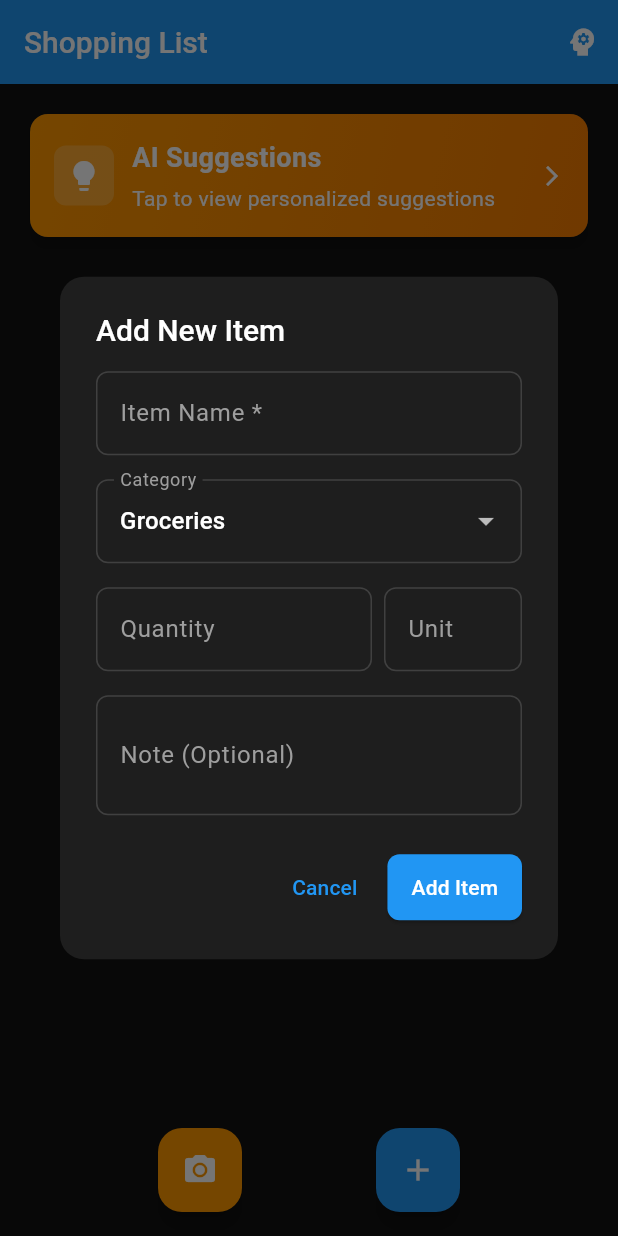
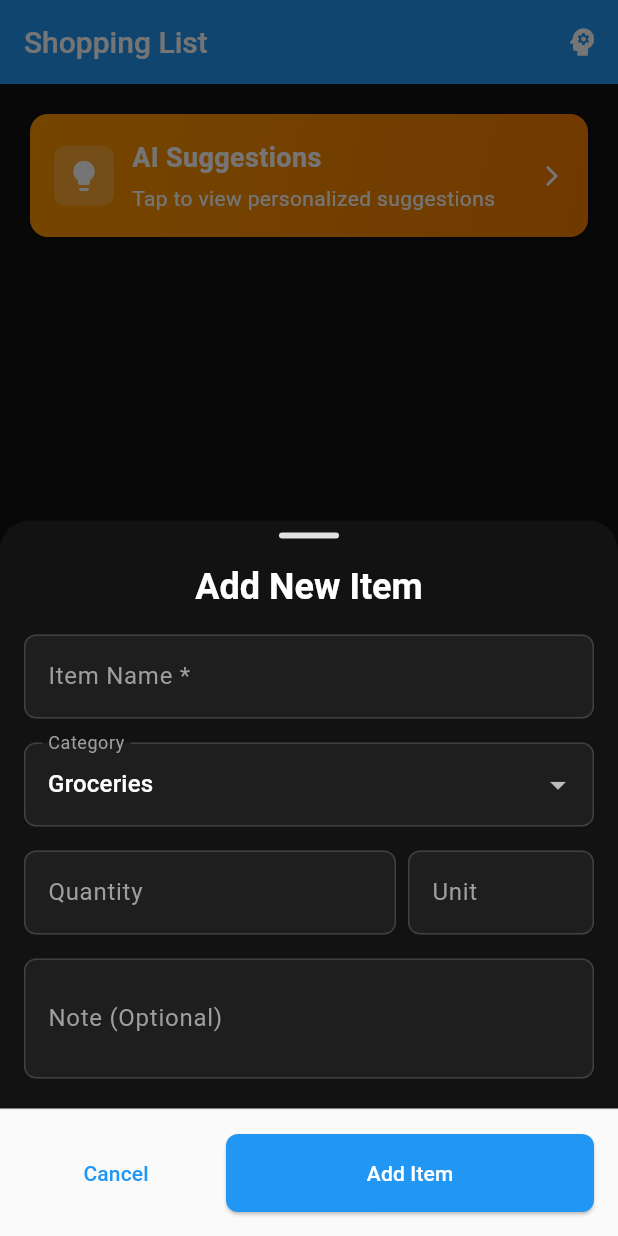
Before and after one commit to haseebpvt/agentic-shopping-list-frontend, a Flutter app: the screen it shows after launch, after a tap on the "add" icon, on a phone screen of 412 x 824 dp. Run offline on Flutter 3.47's test engine with Material 3 defaults, Android fonts, the phone set to English and light mode, and no system bars; our stand-ins replace camera, dio, equatable, flutter_bloc, freezed_annotation, shimmer and 1 more; missing offline and left inert: animated_quiz_widget; accounts and stored records are empty.

Commit message:
Replace AddItemDialog with AddEditItemBottomSheet
The AddItemDialog has been replaced with a more versatile AddEditItemBottomSheet.

Key changes:
- The dialog is now a modal bottom sheet, providing a more modern and user-friendly experience.
- The bottom sheet supports both adding new items and editing existing items.
- The UI has been updated with a handle bar, a clear title ("Add New Item" or "Edit Item"), and improved styling for action buttons.
- When editing, the form fields are pre-filled with the existing item's data.
- The category dropdown now dynamically adds categories if an item's category is not in the predefined list.
- The `_showAddItemDialog` method in `HomeScreen` has been renamed to `_showAddItemBottomSheet` and updated to handle both add and edit operations.
- Tapping on an item in the shopping list now opens the bottom sheet in edit mode.

```diff
--- a/lib/ui/screens/home_screen.dart
+++ b/lib/ui/screens/home_screen.dart
@@ -95,16 +95,31 @@ class _HomeScreenState extends State<HomeScreen> {
     );
   }
 
-  Future<void> _showAddItemDialog() async {
-    final item = await showDialog<LocalShoppingListItem>(
+  Future<void> _showAddItemBottomSheet({LocalShoppingListItem? item}) async {
+    final result = await showModalBottomSheet<LocalShoppingListItem>(
       context: context,
-      builder: (context) => const AddItemDialog(),
+      isScrollControlled: true,
+      backgroundColor: Colors.transparent,
+      builder: (context) => Padding(
+        padding: EdgeInsets.only(
+          bottom: MediaQuery.of(context).viewInsets.bottom,
+        ),
+        child: AddEditItemBottomSheet(item: item),
+      ),
     );
 
-    if (item != null) {
-      context.read<LocalShoppingListBloc>().add(
-        AddLocalShoppingListItem(item: item),
-      );
+    if (result != null) {
+      if (item == null) {
+        // Add new item
+        context.read<LocalShoppingListBloc>().add(
+          AddLocalShoppingListItem(item: result),
+        );
+      } else {
+        // Update existing item
+        context.read<LocalShoppingListBloc>().add(
+          UpdateLocalShoppingListItem(item: result),
+        );
+      }
     }
   }
 
@@ -364,6 +379,7 @@ class _HomeScreenState extends State<HomeScreen> {
                                 margin: const EdgeInsets.only(bottom: 8),
                                 elevation: 2,
                                 child: ListTile(
+                                  onTap: () => _showAddItemBottomSheet(item: item),
                                   leading: CircleAvatar(
                                     backgroundColor: item.isPurchased
                                         ? const Color(0xFF4CAF50)
@@ -501,7 +517,7 @@ class _HomeScreenState extends State<HomeScreen> {
                     child: const Icon(Icons.camera_alt),
                   ),
                   FloatingActionButton(
-                    onPressed: _showAddItemDialog,
+                    onPressed: () => _showAddItemBottomSheet(),
                     child: const Icon(Icons.add),
                   ),
                 ],
--- a/lib/ui/widgets/add_item_dialog.dart
+++ b/lib/ui/widgets/add_item_dialog.dart
@@ -1,14 +1,16 @@
 import 'package:flutter/material.dart';
 import 'package:advanced_shopping_list_frontend/core/models/model/local_shopping_list/local_shopping_list.dart';
 
-class AddItemDialog extends StatefulWidget {
-  const AddItemDialog({super.key});
+class AddEditItemBottomSheet extends StatefulWidget {
+  final LocalShoppingListItem? item; // null for add mode, item for edit mode
+
+  const AddEditItemBottomSheet({super.key, this.item});
 
   @override
-  State<AddItemDialog> createState() => _AddItemDialogState();
+  State<AddEditItemBottomSheet> createState() => _AddEditItemBottomSheetState();
 }
 
-class _AddItemDialogState extends State<AddItemDialog> {
+class _AddEditItemBottomSheetState extends State<AddEditItemBottomSheet> {
   final _formKey = GlobalKey<FormState>();
   final _itemNameController = TextEditingController();
   final _noteController = TextEditingController();
@@ -16,6 +18,8 @@ class _AddItemDialogState extends State<AddItemDialog> {
   final _unitController = TextEditingController();
 
   String _selectedCategory = 'Groceries';
+
+  bool get _isEditMode => widget.item != null;
 
   final List<String> _categories = [
     'Groceries',
@@ -29,7 +33,33 @@ class _AddItemDialogState extends State<AddItemDialog> {
     'Toys',
     'Beauty',
     'Food',
+    'Bakery and Desserts',
   ];
+
+  @override
+  void initState() {
+    super.initState();
+    if (_isEditMode) {
+      _initializeForEdit();
+    }
+  }
+
+  void _initializeForEdit() {
+    final item = widget.item!;
+    _itemNameController.text = item.itemName;
+    _noteController.text = item.note;
+    _quantityController.text = item.quantity == "Not specified" ? "" : item.quantity;
+    _unitController.text = item.unit;
+
+    // Check if the item's category exists in our predefined list
+    if (_categories.contains(item.categoryName)) {
+      _selectedCategory = item.categoryName;
+    } else {
+      // If the category doesn't exist, add it to the list
+      _categories.add(item.categoryName);
+      _selectedCategory = item.categoryName;
+    }
+  }
 
   @override
   void dispose() {
@@ -42,7 +72,17 @@ class _AddItemDialogState extends State<AddItemDialog> {
 
   void _saveItem() {
     if (_formKey.currentState!.validate()) {
-      final item = LocalShoppingListItem.fromApiModel(
+      final item = _isEditMode
+          ? widget.item!.copyWith(
+              itemName: _itemNameController.text.trim(),
+              note: _noteController.text.trim(),
+              quantity: _quantityController.text.trim().isEmpty
+                  ? 'Not specified'
+                  : _quantityController.text.trim(),
+              unit: _unitController.text.trim(),
+              categoryName: _selectedCategory,
+            )
+          : LocalShoppingListItem.fromApiModel(
               itemName: _itemNameController.text.trim(),
               note: _noteController.text.trim(),
               quantity: _quantityController.text.trim().isEmpty
@@ -58,11 +98,45 @@ class _AddItemDialogState extends State<AddItemDialog> {
 
   @override
   Widget build(BuildContext context) {
-    return AlertDialog(
-      title: const Text('Add New Item'),
-      content: Form(
+    return Container(
+      decoration: BoxDecoration(
+        color: Theme.of(context).scaffoldBackgroundColor,
+        borderRadius: const BorderRadius.only(
+          topLeft: Radius.circular(20),
+          topRight: Radius.circular(20),
+        ),
+      ),
+      child: Column(
+        mainAxisSize: MainAxisSize.min,
+        children: [
+          // Handle bar
+          Container(
+            margin: const EdgeInsets.only(top: 8),
+            width: 40,
+            height: 4,
+            decoration: BoxDecoration(
+              color: Colors.grey[300],
+              borderRadius: BorderRadius.circular(2),
+            ),
+          ),
+
+          // Title
+          Padding(
+            padding: const EdgeInsets.all(16),
+            child: Text(
+              _isEditMode ? 'Edit Item' : 'Add New Item',
+              style: Theme.of(context).textTheme.headlineSmall?.copyWith(
+                fontWeight: FontWeight.bold,
+              ),
+            ),
+          ),
+
+          // Form content
+          Flexible(
+            child: Form(
               key: _formKey,
               child: SingleChildScrollView(
+                padding: const EdgeInsets.symmetric(horizontal: 16),
                 child: Column(
                   mainAxisSize: MainAxisSize.min,
                   children: [
@@ -141,20 +215,52 @@ class _AddItemDialogState extends State<AddItemDialog> {
                       ),
                       maxLines: 2,
                     ),
+
+                    const SizedBox(height: 20),
                   ],
                 ),
               ),
             ),
-      actions: [
-        TextButton(
+          ),
+
+          // Action buttons
+          Container(
+            padding: const EdgeInsets.all(16),
+            decoration: BoxDecoration(
+              color: Colors.grey[50],
+              border: Border(
+                top: BorderSide(color: Colors.grey[200]!),
+              ),
+            ),
+            child: SafeArea(
+              child: Row(
+                children: [
+                  Expanded(
+                    child: TextButton(
                       onPressed: () => Navigator.of(context).pop(),
+                      style: TextButton.styleFrom(
+                        padding: const EdgeInsets.symmetric(vertical: 16),
+                      ),
                       child: const Text('Cancel'),
                     ),
-        ElevatedButton(
+                  ),
+                  const SizedBox(width: 12),
+                  Expanded(
+                    flex: 2,
+                    child: ElevatedButton(
                       onPressed: _saveItem,
-          child: const Text('Add Item'),
+                      style: ElevatedButton.styleFrom(
+                        padding: const EdgeInsets.symmetric(vertical: 16),
+                      ),
+                      child: Text(_isEditMode ? 'Update Item' : 'Add Item'),
+                    ),
                   ),
                 ],
+              ),
+            ),
+          ),
+        ],
+      ),
     );
   }
 }
```
Lines whose indentation alone changed are shown as unchanged.
